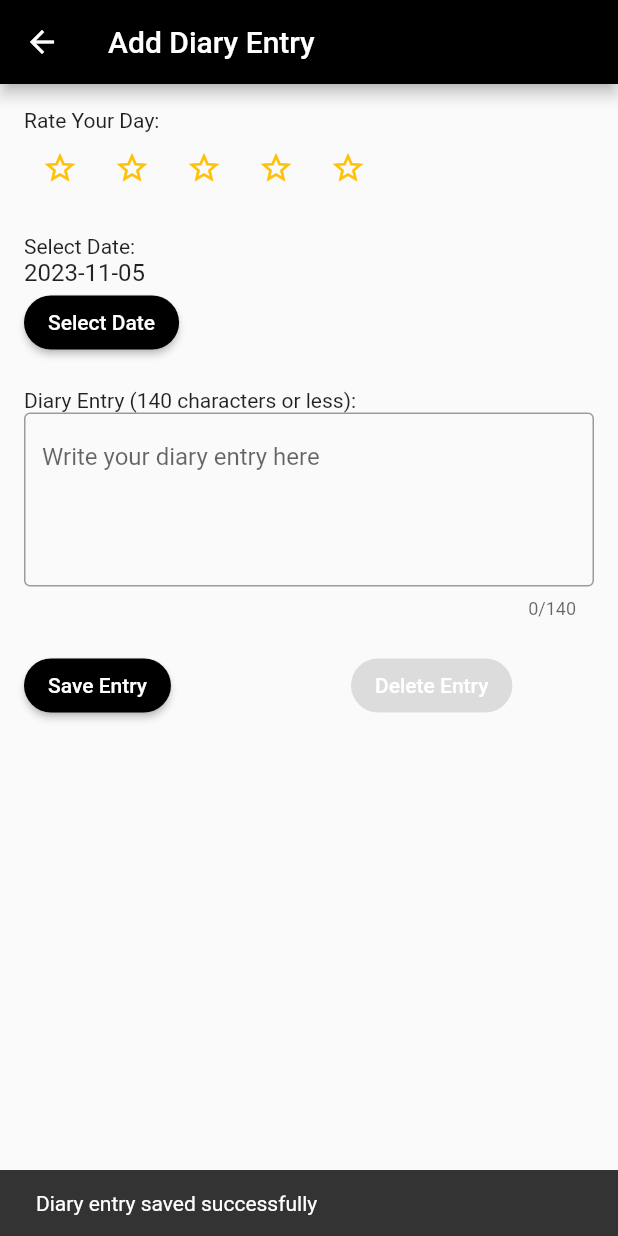
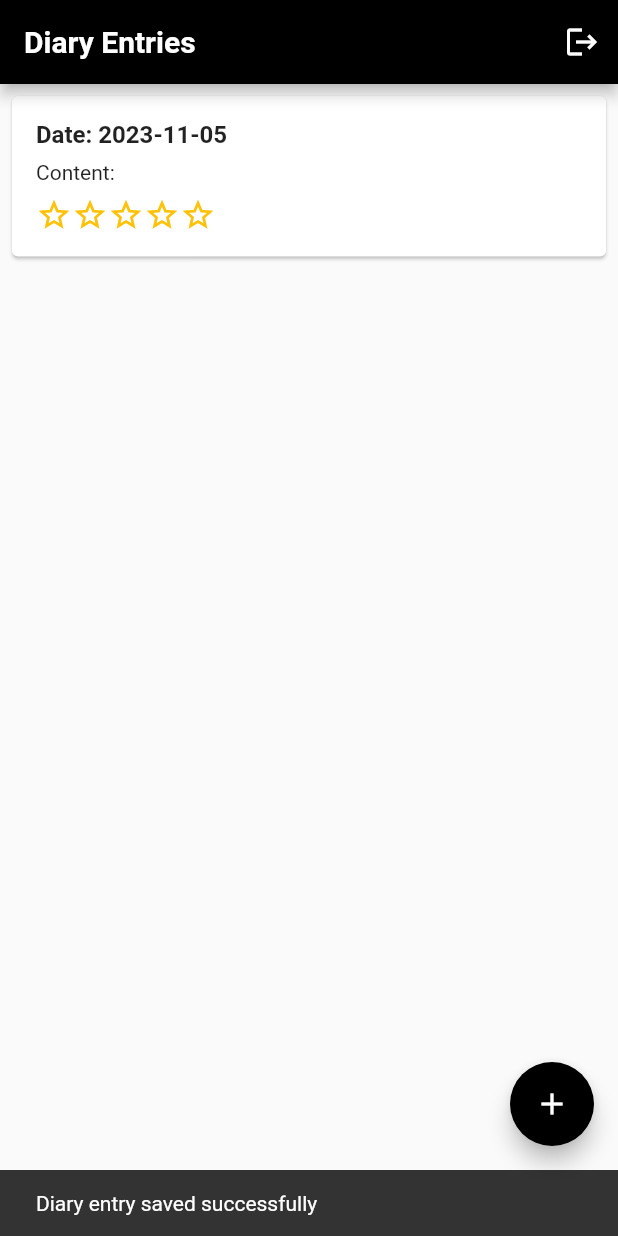
Before and after one commit to rashodkorala/Deardiary, a Flutter app: the DiaryEntryView screen opened by its route, after a tap on "Save Entry", on a phone screen of 412 x 824 dp. Run offline on Flutter 3.47's test engine with Material 2 defaults, Android fonts, the phone set to English and light mode, and no system bars; our stand-ins replace cloud_firestore, firebase_auth, firebase_core; accounts and stored records are empty; network calls fail.

```diff
--- a/lib/main.dart
+++ b/lib/main.dart
@@ -1,4 +1,5 @@
 import 'package:deardiary/firebase_options.dart';
+import 'package:firebase_auth/firebase_auth.dart';
 import 'package:firebase_core/firebase_core.dart';
 
 import '/view/diary_login_view.dart';
@@ -11,11 +12,13 @@ import 'view/diary_entry_view.dart';
 Future<void> main() async {
   WidgetsFlutterBinding.ensureInitialized();
   await Firebase.initializeApp(options: DefaultFirebaseOptions.currentPlatform);
-  runApp(MyApp());
+  User? user = FirebaseAuth.instance.currentUser;
+  runApp(MyApp(user: user));
 }
 
 class MyApp extends StatelessWidget {
-  const MyApp({super.key});
+  final User? user;
+  const MyApp({Key? key, this.user}) : super(key: key);
 
   @override
   Widget build(BuildContext context) {
@@ -46,10 +49,15 @@ class _WelcomePageState extends State<WelcomePage> {
   @override
   void initState() {
     super.initState();
-
-    // Delay for 1.5 seconds and then navigate to DiaryLogView
     Future.delayed(const Duration(seconds: 1, milliseconds: 500), () {
-      Navigator.pushReplacementNamed(context, '/loginView');
+      // Check if there is a user (logged in)
+      if (FirebaseAuth.instance.currentUser != null) {
+        // User is logged in, navigate to DiaryLogView
+        Navigator.pushReplacementNamed(context, '/diaryLogView');
+      } else {
+        // User is not logged in, navigate to LoginView
+        Navigator.pushReplacementNamed(context, '/loginView');
+      }
     });
   }
 
--- a/lib/view/diary_entry_view.dart
+++ b/lib/view/diary_entry_view.dart
@@ -1,4 +1,3 @@
-import 'package:cloud_firestore/cloud_firestore.dart';
 import 'package:deardiary/model/diary_entry_model.dart';
 import 'package:flutter/material.dart';
 import 'package:intl/intl.dart';
@@ -32,16 +31,20 @@ class _DiaryEntryViewState extends State<DiaryEntryView> {
       _rating = diaryEntry.rating;
       _descriptionController.text = diaryEntry.content;
       _selectedDate = DateTime.parse(diaryEntry.date);
+      print(_selectedDate);
     }
   }
 
   Future<void> _loadExistingDates() async {
-    if (widget.diaryEntry != null) {
-      final existingDate = widget.diaryEntry!.date;
-      if (existingDates.contains(existingDate)) {
-        // Date already exists, show a warning dialog.
-        _showWarningDialog();
-      }
+    try {
+      final diaryService = DiaryEntryService();
+      final entries = await diaryService.getAllDiaryEntries();
+      final dates = entries.map((e) => e.date).toList();
+      setState(() {
+        existingDates = dates;
+      });
+    } catch (e) {
+      print('Error loading diary entries: $e');
     }
   }
 
@@ -280,6 +283,9 @@ class _DiaryEntryViewState extends State<DiaryEntryView> {
             content: Text('Diary entry deleted successfully'),
           ),
         );
+        // Navigate to the diary_log_view after deleting the entry
+        Navigator.pop(context, true);
+        Navigator.pushReplacementNamed(context, '/diaryLogView');
       } catch (e) {
         print('Error deleting diary entry: $e');
       }
@@ -289,6 +295,12 @@ class _DiaryEntryViewState extends State<DiaryEntryView> {
   void _saveDiaryEntry() async {
     final selectedDate = DateFormat('yyyy-MM-dd').format(_selectedDate);
     final content = _descriptionController.text;
+    print(existingDates);
+    if (existingDates.contains(selectedDate)) {
+      // Date already exists, show a warning dialog.
+      _showWarningDialog();
+      return; // Don't save the entry if the date already exists
+    }
 
     final newEntry = DiaryEntry(
       date: selectedDate,
@@ -299,18 +311,23 @@ class _DiaryEntryViewState extends State<DiaryEntryView> {
     final diaryService = DiaryEntryService();
     try {
       await diaryService.addNewDiaryEntry(newEntry);
-      // Optionally, you can show a confirmation message.
+      // Show a confirmation SnackBar
       ScaffoldMessenger.of(context).showSnackBar(
         SnackBar(
           content: Text('Diary entry saved successfully'),
         ),
       );
+
       // Clear the input fields after saving
       _descriptionController.text = '';
       setState(() {
         _rating = 0;
         _selectedDate = DateTime.now();
       });
+
+      // Navigate to the diary_log_view
+      Navigator.pop(context, true);
+      Navigator.pushReplacementNamed(context, '/diaryLogView');
     } catch (e) {
       print('Error saving diary entry: $e');
     }
@@ -337,6 +354,9 @@ class _DiaryEntryViewState extends State<DiaryEntryView> {
             content: Text('Diary entry updated successfully'),
           ),
         );
+
+        Navigator.pop(context, true);
+        Navigator.pushReplacementNamed(context, '/diaryLogView');
       } catch (e) {
         print('Error updating diary entry: $e');
       }
--- a/pubspec.yaml
+++ b/pubspec.yaml
@@ -1,5 +1,5 @@
 name: deardiary
-description: A new Flutter project.
+description: simple diary app
 # The following line prevents the package from being accidentally published to
 # pub.dev using `flutter pub publish`. This is preferred for private packages.
 publish_to: 'none' # Remove this line if you wish to publish to pub.dev
```
Also changed, not shown: lib/view/diary_log_view.dart (+22 -0 lines).
